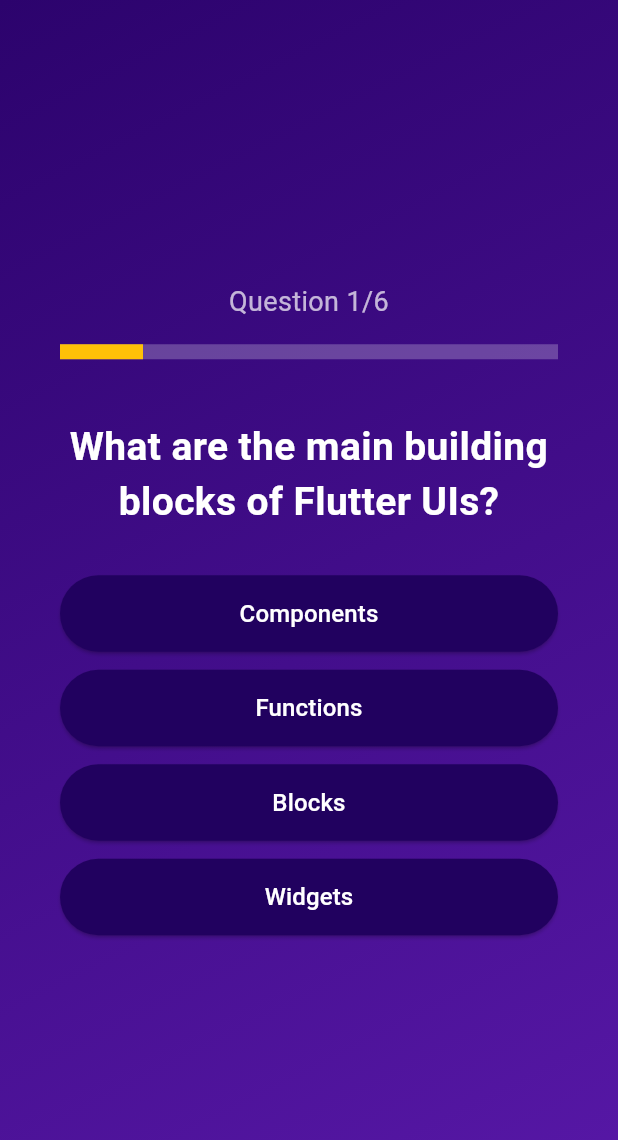
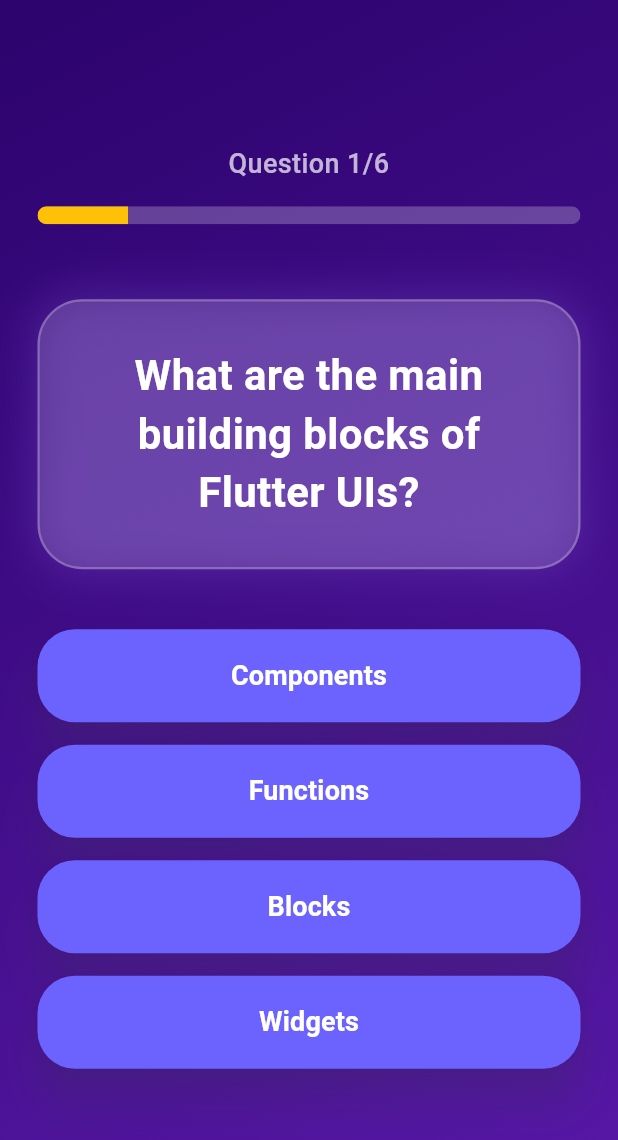
Before and after one commit to Domywork2006/quiz_app, a Flutter app: the screen it shows after launch, after a tap on "Start Quiz", on a phone screen of 412 x 824 dp. Shown: the top 1140 px of the screen. Run offline on Flutter 3.47's test engine with Material 3 defaults, Android fonts, the phone set to English and light mode, and no system bars.

Commit message:
Added premium UI and improved quiz experience

```diff
--- a/lib/screens/questions_screen.dart
+++ b/lib/screens/questions_screen.dart
@@ -1,9 +1,7 @@
 import 'package:flutter/material.dart';
-import 'package:quiz_app/widgets/answer_button.dart';
 import 'package:quiz_app/data/demoquestion.dart';
 
 class QuestionsScreen extends StatefulWidget {
-
   QuestionsScreen({super.key});
 
   @override
@@ -30,30 +28,35 @@
     });
 
     final correctAnswer =
-        questions[currentQuestionIndex].answers[0];
+        questions[currentQuestionIndex]
+            .answers[0];
 
     if (answer == correctAnswer) {
       score++;
     }
 
-    Future.delayed(const Duration(seconds: 1), () {
+    Future.delayed(
+      const Duration(seconds: 1),
+      () {
 
         setState(() {
           currentQuestionIndex++;
           selectedAnswer = null;
         });
 
-    });
+      },
+    );
   }
 
   Color getAnswerColor(String answer) {
 
     if (selectedAnswer == null) {
-      return const Color.fromARGB(255, 33, 1, 95);
+      return const Color(0xFF6C63FF);
     }
 
     final correctAnswer =
-        questions[currentQuestionIndex].answers[0];
+        questions[currentQuestionIndex]
+            .answers[0];
 
     if (answer == correctAnswer) {
       return Colors.green;
@@ -63,17 +66,20 @@
       return Colors.red;
     }
 
-    return const Color.fromARGB(255, 33, 1, 95);
+    return const Color(0xFF6C63FF);
   }
 
   @override
   Widget build(BuildContext context) {
 
-    if (currentQuestionIndex >= questions.length) {
+    if (currentQuestionIndex >=
+        questions.length) {
 
       return Center(
         child: Column(
-          mainAxisAlignment: MainAxisAlignment.center,
+          mainAxisAlignment:
+              MainAxisAlignment.center,
+
           children: [
 
             const Icon(
@@ -82,20 +88,34 @@
               size: 100,
             ),
 
+            const SizedBox(height: 30),
+
+            const Text(
+              'Quiz Completed!',
+
+              style: TextStyle(
+                color: Colors.white,
+                fontSize: 34,
+                fontWeight: FontWeight.bold,
+              ),
+            ),
+
             const SizedBox(height: 20),
 
             Text(
               'Your Score: $score/${questions.length}',
+
               style: const TextStyle(
-                color: Colors.white,
-                fontSize: 30,
+                color: Colors.amber,
+                fontSize: 40,
                 fontWeight: FontWeight.bold,
               ),
             ),
 
-            const SizedBox(height: 30),
+            const SizedBox(height: 40),
 
-            ElevatedButton(
+            ElevatedButton.icon(
+
               onPressed: () {
 
                 setState(() {
@@ -105,7 +125,36 @@
                 });
 
               },
-              child: const Text('Restart Quiz'),
+
+              icon: const Icon(
+                Icons.restart_alt,
+              ),
+
+              label: const Text(
+                'Restart Quiz',
+              ),
+
+              style:
+                  ElevatedButton.styleFrom(
+
+                backgroundColor:
+                    Colors.amber,
+
+                foregroundColor:
+                    Colors.black,
+
+                padding:
+                    const EdgeInsets.symmetric(
+                  horizontal: 30,
+                  vertical: 15,
+                ),
+
+                shape:
+                    RoundedRectangleBorder(
+                  borderRadius:
+                      BorderRadius.circular(30),
+                ),
+              ),
             ),
           ],
         ),
@@ -119,10 +168,13 @@
       width: double.infinity,
 
       child: Container(
-        margin: const EdgeInsets.all(40),
+
+        margin: const EdgeInsets.all(25),
 
         child: Column(
-          mainAxisAlignment: MainAxisAlignment.center,
+          mainAxisAlignment:
+              MainAxisAlignment.center,
+
           crossAxisAlignment:
               CrossAxisAlignment.stretch,
 
@@ -134,6 +186,7 @@
               style: const TextStyle(
                 color: Colors.white70,
                 fontSize: 18,
+                fontWeight: FontWeight.w500,
               ),
 
               textAlign: TextAlign.center,
@@ -141,38 +194,101 @@
 
             const SizedBox(height: 15),
 
-            LinearProgressIndicator(
+            ClipRRect(
+
+              borderRadius:
+                  BorderRadius.circular(20),
+
+              child: LinearProgressIndicator(
+
                 value:
                     (currentQuestionIndex + 1) /
                     questions.length,
 
-              backgroundColor: Colors.white24,
+                backgroundColor:
+                    Colors.white24,
+
                 color: Colors.amber,
-              minHeight: 10,
+
+                minHeight: 12,
+              ),
+            ),
+
+            const SizedBox(height: 50),
+
+            // PREMIUM QUESTION CARD
+            Container(
+
+              padding:
+                  const EdgeInsets.all(30),
+
+              decoration: BoxDecoration(
+
+                borderRadius:
+                    BorderRadius.circular(30),
+
+                color:
+                    const Color.fromARGB(
+                        40, 255, 255, 255),
+
+                border: Border.all(
+                  color: Colors.white24,
+                  width: 1.5,
+                ),
+
+                boxShadow: const [
+
+                  BoxShadow(
+                    color:
+                        Color.fromARGB(
+                            120, 103, 58, 183),
+
+                    blurRadius: 25,
+                    spreadRadius: 3,
+                  ),
+                ],
+              ),
+
+              child: AnimatedSwitcher(
+
+                duration:
+                    const Duration(
+                  milliseconds: 500,
+                ),
+
+                child: Text(
+                  currentQuestion.text,
+
+                  key: ValueKey(
+                    currentQuestion.text,
+                  ),
+
+                  style: const TextStyle(
+                    color: Colors.white,
+                    fontSize: 28,
+                    fontWeight:
+                        FontWeight.bold,
+
+                    height: 1.4,
+                  ),
+
+                  textAlign: TextAlign.center,
+                ),
+              ),
             ),
 
             const SizedBox(height: 40),
 
-            Text(
-              currentQuestion.text,
-
-              style: const TextStyle(
-                color: Colors.white,
-                fontSize: 26,
-                fontWeight: FontWeight.bold,
-              ),
-
-              textAlign: TextAlign.center,
-            ),
-
-            const SizedBox(height: 30),
-
-            ...currentQuestion.shuffledAnswers
+            ...currentQuestion
+                .shuffledAnswers
                 .map((answer) {
 
               return Padding(
+
                 padding:
-                    const EdgeInsets.only(bottom: 12),
+                    const EdgeInsets.only(
+                  bottom: 15,
+                ),
 
                 child: ElevatedButton(
 
@@ -189,31 +305,43 @@
                     foregroundColor:
                         Colors.white,
 
+                    elevation: 12,
+
+                    shadowColor:
+                        Colors.deepPurple,
+
                     padding:
                         const EdgeInsets.symmetric(
-                      vertical: 14,
+                      vertical: 18,
                       horizontal: 20,
                     ),
 
                     shape:
                         RoundedRectangleBorder(
+
                       borderRadius:
-                          BorderRadius.circular(30),
+                          BorderRadius.circular(
+                        25,
+                      ),
                     ),
                   ),
 
                   child: Text(
+
                     answer,
-                    textAlign: TextAlign.center,
+
+                    textAlign:
+                        TextAlign.center,
 
                     style: const TextStyle(
-                      fontSize: 16,
+                      fontSize: 18,
+                      fontWeight:
+                          FontWeight.w600,
                     ),
                   ),
                 ),
               );
             }),
-
           ],
         ),
       ),
```
Also changed, not shown: lib/quiz.dart (deleted, +0 -50 lines), lib/start_screen.dart (deleted, +0 -28 lines), 1 other file. Lines whose indentation alone changed are shown as unchanged.
